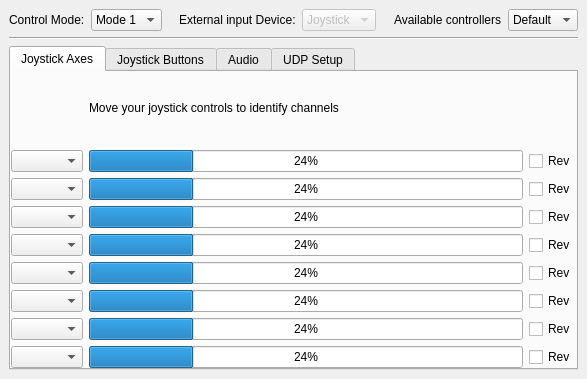
openpilot/OpenPilot, file ground/openpilotgcs/src/plugins/gcscontrol/gcscontrolgadgetoptionspage.ui: the form before one commit.
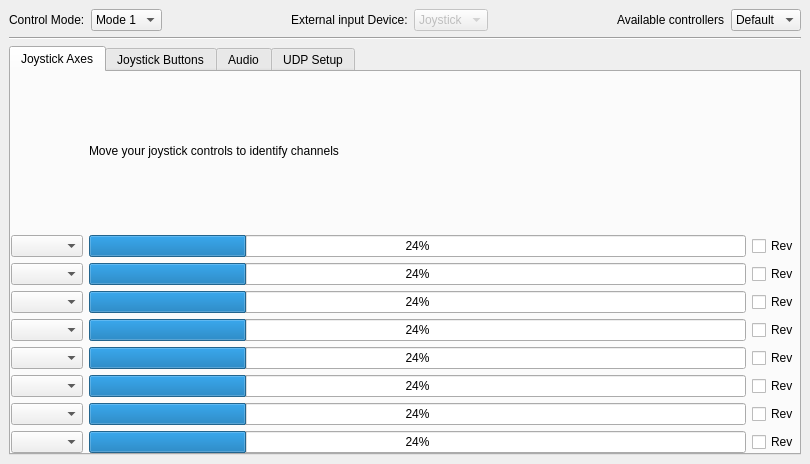
The form after the commit.

Commit message: added scroll areas to all the preference settings screens

The edit to the form file:
```diff
--- a/ground/openpilotgcs/src/plugins/gcscontrol/gcscontrolgadgetoptionspage.ui
+++ b/ground/openpilotgcs/src/plugins/gcscontrol/gcscontrolgadgetoptionspage.ui
@@ -6,8 +6,8 @@
    <rect>
     <x>0</x>
     <y>0</y>
-    <width>587</width>
-    <height>379</height>
+    <width>810</width>
+    <height>464</height>
    </rect>
   </property>
   <property name="sizePolicy">
@@ -19,6 +19,30 @@
   <property name="windowTitle">
    <string>Form</string>
   </property>
+  <layout class="QVBoxLayout" name="verticalLayout_6">
+   <property name="margin">
+    <number>0</number>
+   </property>
+   <item>
+    <widget class="QScrollArea" name="scrollArea">
+     <property name="frameShape">
+      <enum>QFrame::NoFrame</enum>
+     </property>
+     <property name="frameShadow">
+      <enum>QFrame::Plain</enum>
+     </property>
+     <property name="widgetResizable">
+      <bool>true</bool>
+     </property>
+     <widget class="QWidget" name="scrollAreaWidgetContents_2">
+      <property name="geometry">
+       <rect>
+        <x>0</x>
+        <y>0</y>
+        <width>810</width>
+        <height>464</height>
+       </rect>
+      </property>
   <layout class="QVBoxLayout" name="verticalLayout">
    <property name="margin">
     <number>0</number>
@@ -1074,6 +1098,10 @@
        </widget>
       </item>
      </layout>
+        </widget>
+       </item>
+      </layout>
+     </widget>
     </widget>
    </item>
   </layout>
```
Lines whose indentation alone changed are shown as unchanged. The commit also changes 13 other files.
